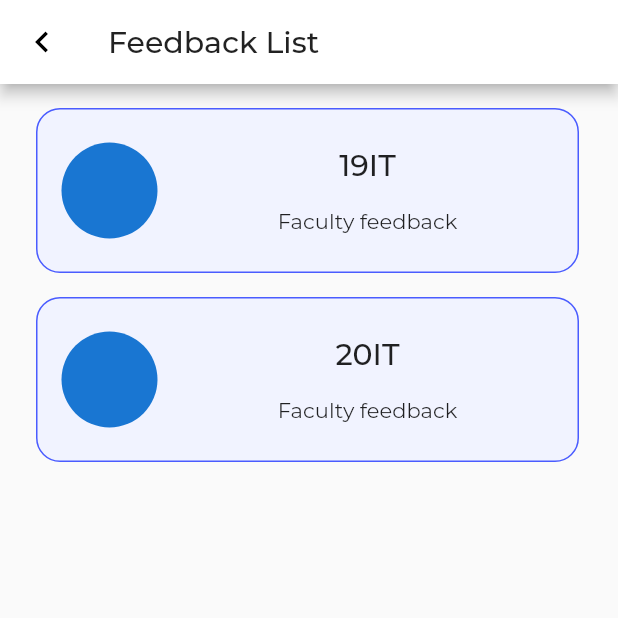
After one commit to AmanDesai10/Feedback-System-App, a Flutter app: the FacultyAnalyticsListScreen screen opened directly, on a phone screen of 412 x 824 dp, the top half of it. The commit adds this screen. Run offline on Flutter 3.47's test engine with Material 2 defaults, Android fonts, the phone set to English and light mode, and no system bars; our stand-ins replace animate_do, carousel_slider, flutter_svg, form_field_validator, pin_code_fields, shared_preferences and 2 more; accounts and stored records are empty.

Commit message:
ADD: initial faculty section

```diff
--- a/lib/Screens/home/forward_category.dart
+++ b/lib/Screens/home/forward_category.dart
@@ -1,5 +1,6 @@
 import 'package:feedsys/Screens/home/homeScreen.dart';
 import 'package:feedsys/Screens/student/student_navigation.dart';
+import 'package:feedsys/faculty/faculty_navigation.dart';
 import 'package:flutter/widgets.dart';
 
 //TODO: Add specific view for each category
@@ -8,7 +9,7 @@ Widget CategoryForwarding(String role) {
     case 'student':
       return StudentNavigation();
     case 'faculty':
-      return HomeScreen(role: role);
+      return FacultyNavigation();
     default:
       return HomeScreen(role: role);
   }
--- /dev/null
+++ b/lib/faculty/data/analytic_data.dart
@@ -0,0 +1,6 @@
+class FeedBack {
+  final String? title;
+  final String? description;
+
+  const FeedBack({required this.title, required this.description});
+}
--- /dev/null
+++ b/lib/faculty/faculty_analytics_list.dart
@@ -0,0 +1,114 @@
+import 'package:feedsys/Widgets/feedback_card.dart';
+import 'package:feedsys/constants/colors.dart';
+import 'package:feedsys/faculty/data/analytic_data.dart';
+import 'package:feedsys/faculty/faculty_analytics_tabview.dart';
+import 'package:flutter/material.dart';
+
+class FacultyAnalyticsListScreen extends StatefulWidget {
+  const FacultyAnalyticsListScreen({Key? key}) : super(key: key);
+
+  @override
+  _FacultyAnalyticsListScreenState createState() =>
+      _FacultyAnalyticsListScreenState();
+}
+
+class _FacultyAnalyticsListScreenState
+    extends State<FacultyAnalyticsListScreen> {
+  @override
+  Widget build(BuildContext context) {
+    List<FeedBack> feedbackData = [
+      FeedBack(title: '19IT', description: 'Faculty feedback'),
+      FeedBack(title: '20IT', description: 'Faculty feedback'),
+    ];
+    final Size size = MediaQuery.of(context).size;
+    final ThemeData theme = Theme.of(context);
+    return Scaffold(
+      appBar: AppBar(
+        leading: GestureDetector(
+          onTap: () {
+            Navigator.pop(context);
+          },
+          child: Icon(
+            Icons.chevron_left_outlined,
+            color: Colors.black,
+            size: 28.0,
+          ),
+        ),
+        backgroundColor: kWhite,
+        title: Text(
+          'Feedback List',
+          style: theme.textTheme.headline6,
+        ),
+      ),
+      body: Padding(
+        padding: EdgeInsets.all(8.0),
+        child: Column(crossAxisAlignment: CrossAxisAlignment.center, children: [
+          Expanded(
+            child: Container(
+              child: SingleChildScrollView(
+                child: Column(
+                  crossAxisAlignment: CrossAxisAlignment.center,
+                  children: List.generate(
+                      feedbackData.length,
+                      (index) => GestureDetector(
+                            onTap: () {
+                              Navigator.push(
+                                  context,
+                                  MaterialPageRoute(
+                                      builder: (context) =>
+                                          FacultyAnalyticsTabView(
+                                            title: feedbackData[index].title!,
+                                          )));
+                            },
+                            child: Container(
+                              padding: EdgeInsets.symmetric(
+                                  horizontal: 16.0, vertical: 12.0),
+                              margin: EdgeInsets.symmetric(
+                                  horizontal: 16.0, vertical: 8.0),
+                              height: 110,
+                              width: size.width - 50,
+                              decoration: BoxDecoration(
+                                  borderRadius: BorderRadius.circular(16),
+                                  border: Border.all(color: kPrimary),
+                                  color: kBackgroundColor),
+                              child: Row(
+                                children: [
+                                  CircleAvatar(
+                                    radius: 32.0,
+                                  ),
+                                  SizedBox(width: 16.0),
+                                  Expanded(
+                                    child: Container(
+                                      child: Column(
+                                        mainAxisAlignment:
+                                            MainAxisAlignment.center,
+                                        crossAxisAlignment:
+                                            CrossAxisAlignment.center,
+                                        children: [
+                                          Text(
+                                            feedbackData[index].title!,
+                                            style: theme.textTheme.headline6,
+                                          ),
+                                          SizedBox(
+                                            height: 16.0,
+                                          ),
+                                          Text(
+                                            feedbackData[index].description!,
+                                          )
+                                        ],
+                                      ),
+                                    ),
+                                  )
+                                ],
+                              ),
+                            ),
+                          )),
+                ),
+              ),
+            ),
+          ),
+        ]),
+      ),
+    );
+  }
+}
--- a/lib/faculty/faculty_navigation.dart
+++ b/lib/faculty/faculty_navigation.dart
@@ -2,6 +2,7 @@ import 'package:feedsys/Screens/student/student_feedbackscreen.dart';
 import 'package:feedsys/Screens/student/student_homescreen.dart';
 import 'package:feedsys/Screens/student/student_profile.dart';
 import 'package:feedsys/constants/colors.dart';
+import 'package:feedsys/faculty/faculty_analytics_tabview.dart';
 import 'package:feedsys/faculty/faculty_homescreen.dart';
 import 'package:flutter/material.dart';
 import 'package:sliding_clipped_nav_bar/sliding_clipped_nav_bar.dart';
@@ -21,8 +22,8 @@ class _FacultyNavigationState extends State<FacultyNavigation> {
     final Size size = MediaQuery.of(context).size;
     final ThemeData theme = Theme.of(context);
 
-    List pages = [FacultyHomeScreen(), StudentFeedbackScreen(), ProfilePage()];
-    List pageTitle = ['Home', 'Feedbacks', 'Profile'];
+    List pages = [FacultyHomeScreen(), ProfilePage()];
+    List pageTitle = ['Home', 'Profile'];
     return Scaffold(
         backgroundColor: Colors.white,
         appBar: AppBar(
@@ -45,10 +46,6 @@ class _FacultyNavigationState extends State<FacultyNavigation> {
               title: 'Home',
             ),
             BarItem(
-              icon: Icons.feedback_outlined,
-              title: 'Feedback',
-            ),
-            BarItem(
               icon: Icons.person_outline,
               title: 'Profile',
             ),
--- a/pubspec.yaml
+++ b/pubspec.yaml
@@ -26,6 +26,7 @@ dependencies:
   wave: ^0.2.0
   carousel_slider: ^4.0.0
   shared_preferences: ^2.0.8
+  syncfusion_flutter_charts: ^19.3.47
 
 dev_dependencies:
   flutter_test:
```
Also changed, not shown: lib/faculty/faculty_analytics_tabview.dart (added, +67 -0 lines), lib/faculty/faculty_analytics_view.dart (added, +74 -0 lines), lib/faculty/faculty_homescreen.dart (+123 -3 lines), pubspec.lock.
